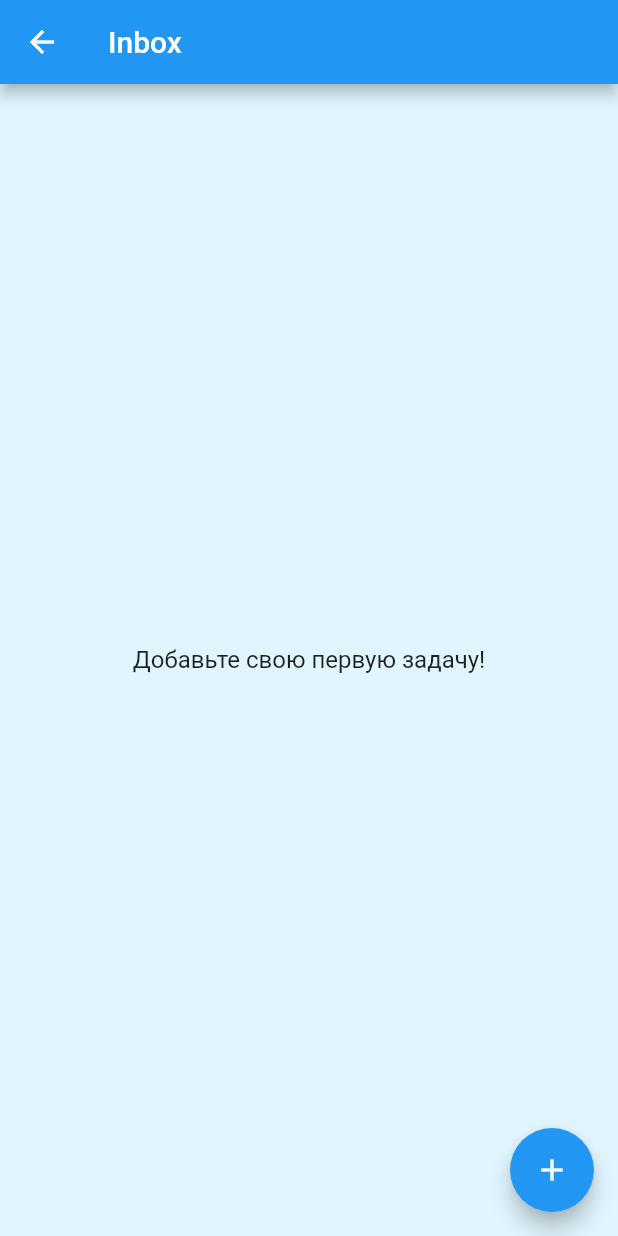
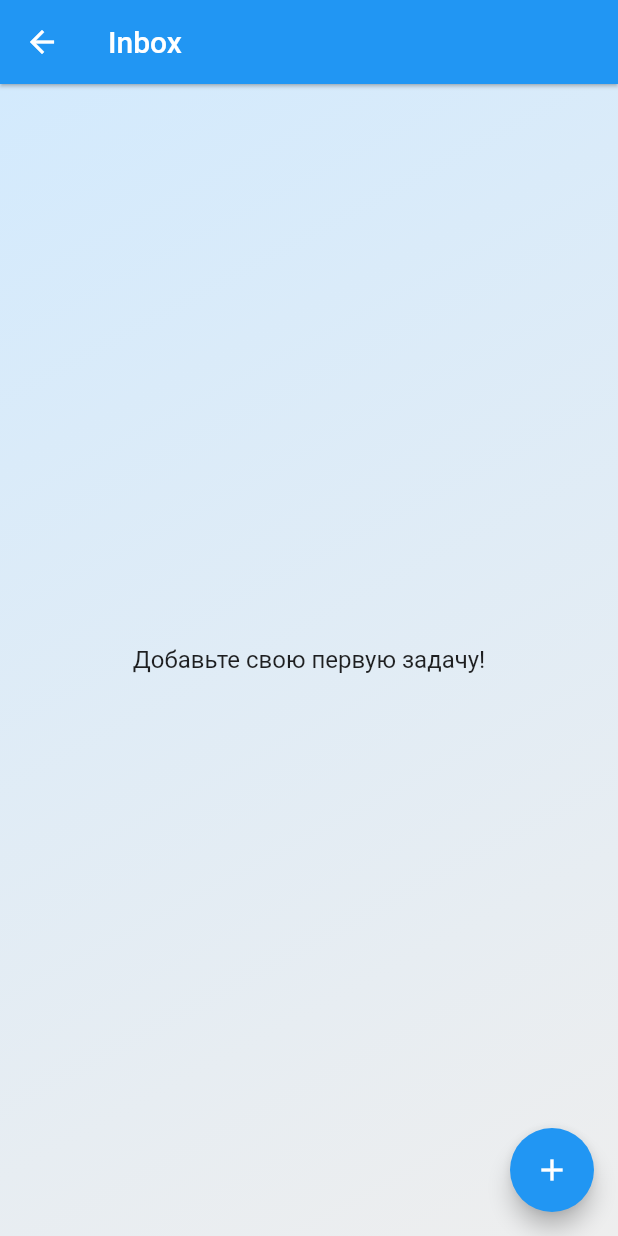
Before and after one commit to Vorkytaka/mini_todo, a Flutter app: the screen it shows after launch, after a tap on "Inbox", on a phone screen of 412 x 824 dp. Run offline on Flutter 3.47's test engine with Material 2 defaults, Android fonts, the phone set to English and light mode, and no system bars; our stand-ins replace drift, flutter_bloc; accounts and stored records are empty; generated files the repository leaves out were written again.

Commit message:
- Use folder color for folder screen

```diff
--- a/lib/app.dart
+++ b/lib/app.dart
@@ -23,6 +23,9 @@ class App extends StatelessWidget {
         ],
         theme: ThemeData(
           splashFactory: InkRipple.splashFactory,
+          appBarTheme: const AppBarTheme(
+            elevation: 1,
+          ),
         ),
         builder: (context, child) {
           assert(child != null);
--- a/lib/ui/folder/folder_screen.dart
+++ b/lib/ui/folder/folder_screen.dart
@@ -4,6 +4,7 @@ import 'package:mini_todo/domain/folder/folder_cubit.dart';
 import 'package:mini_todo/entity/folder.dart';
 import 'package:mini_todo/generated/l10n.dart';
 import 'package:mini_todo/ui/todo_list.dart';
+import 'package:mini_todo/utils/color.dart';
 
 import '../new_todo.dart';
 
@@ -17,7 +18,7 @@ class FolderScreen extends StatelessWidget {
 
   @override
   Widget build(BuildContext context) {
-    return BlocProvider<FolderCubit>(
+    Widget screen = BlocProvider<FolderCubit>(
       create: (context) => FolderCubit(
         folder: folder,
         repository: context.read(),
@@ -35,11 +36,36 @@ class FolderScreen extends StatelessWidget {
               onPressed: () => showNewTodoDialog(context: context, folder: state.folder),
               child: const Icon(Icons.add),
             ),
-            body: _Body(state: state),
+            body: Stack(
+              children: [
+                Ink(
+                  decoration: BoxDecoration(
+                    gradient: LinearGradient(
+                      colors: [
+                        (state.folder.color ?? Theme.of(context).primaryColor).lighten(80),
+                        Colors.grey.shade200,
+                      ],
+                      begin: Alignment.topLeft,
+                      end: Alignment.bottomRight,
+                    ),
+                  ),
+                ),
+                _Body(state: state),
+              ],
+            ),
           );
         },
       ),
     );
+
+    if (folder.color != null) {
+      screen = Theme(
+        data: Theme.of(context).copyWith(colorScheme: ColorScheme.fromSeed(seedColor: folder.color!)),
+        child: screen,
+      );
+    }
+
+    return screen;
   }
 }
 
```
